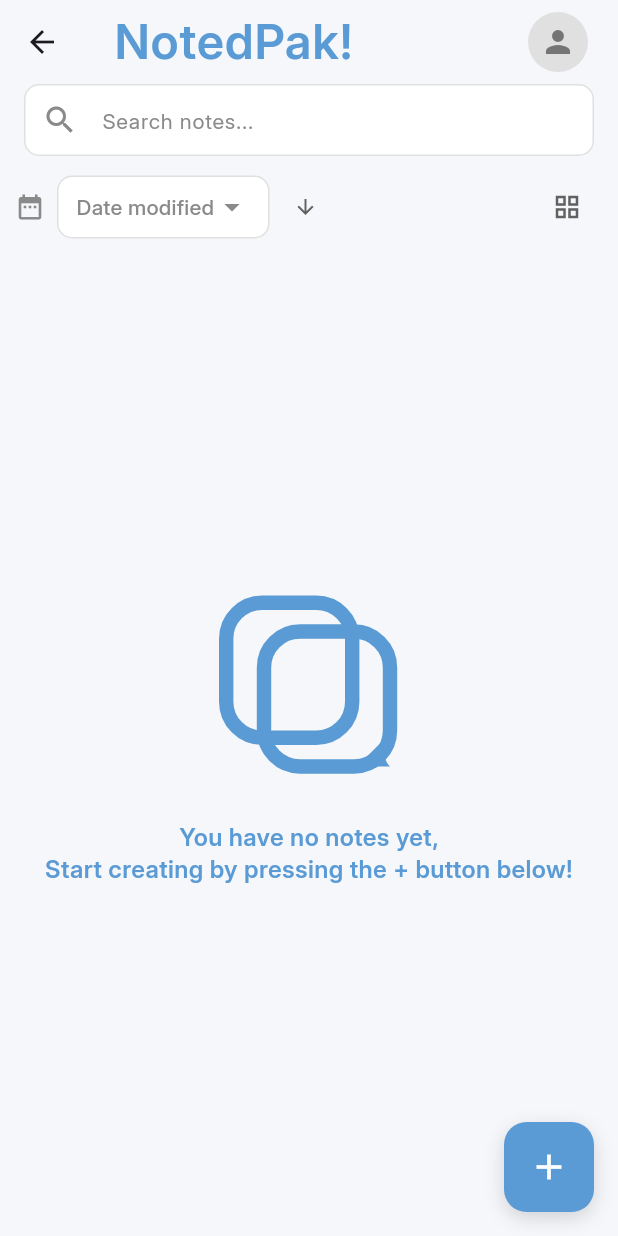
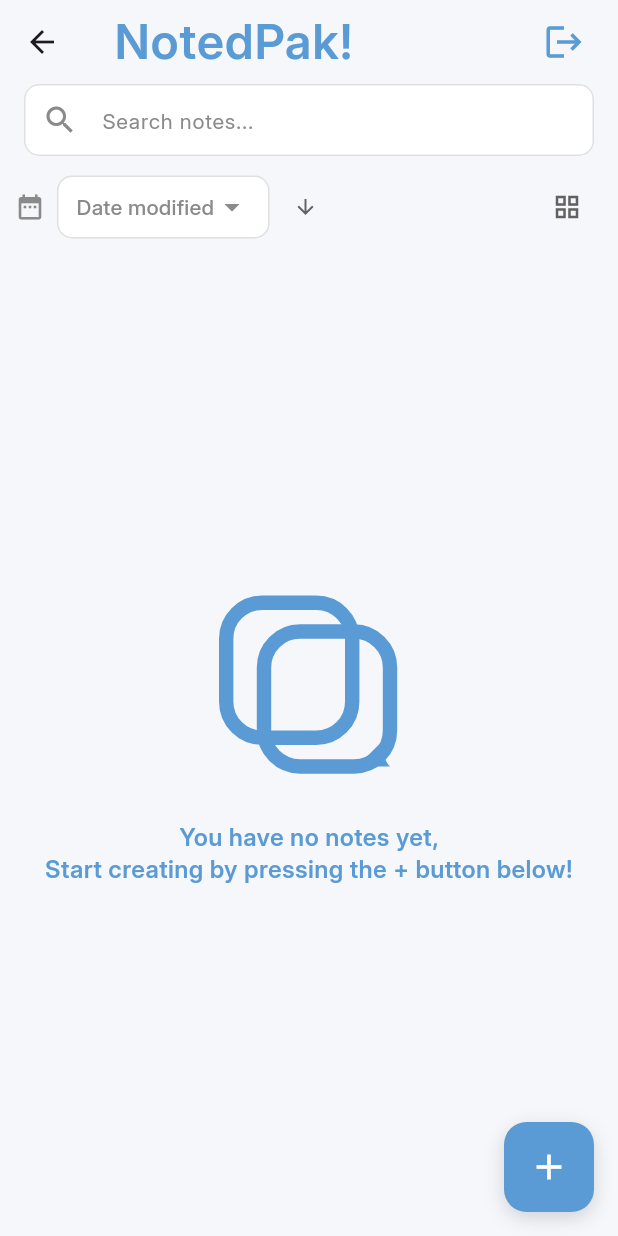
Before and after one commit to fadhilakamila/FP-Flutter-NotedPak, a Flutter app: the NotedPakHomePage screen opened by its route, on a phone screen of 412 x 824 dp. Run offline on Flutter 3.47's test engine with Material 3 defaults, Android fonts, the phone set to English and light mode, and no system bars; our stand-ins replace camera, cloud_firestore, firebase_auth, firebase_core, font_awesome_flutter, image_picker and 1 more; missing offline and left inert: google_mlkit_text_recognition; accounts and stored records are empty.

Commit message:
Ganti ikon profil dengan tombol logout

```diff
--- a/lib/main.dart
+++ b/lib/main.dart
@@ -50,7 +50,7 @@ class MyApp extends StatelessWidget {
         theme: ThemeData(primarySwatch: Colors.blue, fontFamily: 'Inter'),
         debugShowCheckedModeBanner: false,
 
-        initialRoute: '/register',
+        initialRoute: '/login',
 
         routes: {
           '/register': (context) => const RegistrationPage(),
--- a/lib/pages/main_page.dart
+++ b/lib/pages/main_page.dart
@@ -10,6 +10,9 @@ import '../widgets/view_options.dart';
 import '../widgets/note_grid.dart';
 import '../widgets/note_list.dart';
 import '../widgets/note_fab.dart';
+
+import 'package:noted_pak/services/auth_service.dart';
+import 'package:noted_pak/widgets/confirmation_dialog.dart';
 
 import '../models/note.dart';
 import '../change_notifiers/notes_provider.dart';
@@ -120,16 +123,40 @@ class NotedPakHomePage extends StatelessWidget {
               ),
             ),
             actions: [
+              // Widget profil yang lama telah diganti dengan tombol logout
               Padding(
-                padding: const EdgeInsets.only(right: 20.0),
-                child: Container(
-                  width: 40,
-                  height: 40,
-                  decoration: BoxDecoration(
-                    color: const Color(0xFFE0E0E0),
-                    shape: BoxShape.circle,
+                padding: const EdgeInsets.only(right: 12.0),
+                child: IconButton(
+                  icon: const Icon(
+                    Icons.logout,
+                    color: Color(0xFF5B9BD5),
+                    size: 28,
                   ),
-                  child: Icon(Icons.person, color: Colors.grey[600], size: 24),
+                  tooltip: 'Logout',
+                  onPressed: () async {
+                    // Menampilkan dialog konfirmasi sebelum logout
+                    final bool? confirmed = await showDialog<bool>(
+                      context: context,
+                      builder: (BuildContext context) {
+                        return const ConfirmationDialog(
+                          title: 'Confirm Logout',
+                          content: 'Are you sure you want to log out?',
+                          confirmButtonText: 'Logout',
+                          confirmButtonColor: Colors.red,
+                        );
+                      },
+                    );
+
+                    // Jika pengguna mengonfirmasi, lakukan proses logout
+                    if (confirmed == true) {
+                      await AuthService().signOut();
+                      if (context.mounted) {
+                        // Kembali ke halaman login dan hapus semua rute sebelumnya
+                        Navigator.pushNamedAndRemoveUntil(
+                            context, '/login', (Route<dynamic> route) => false);
+                      }
+                    }
+                  },
                 ),
               ),
             ],
```
